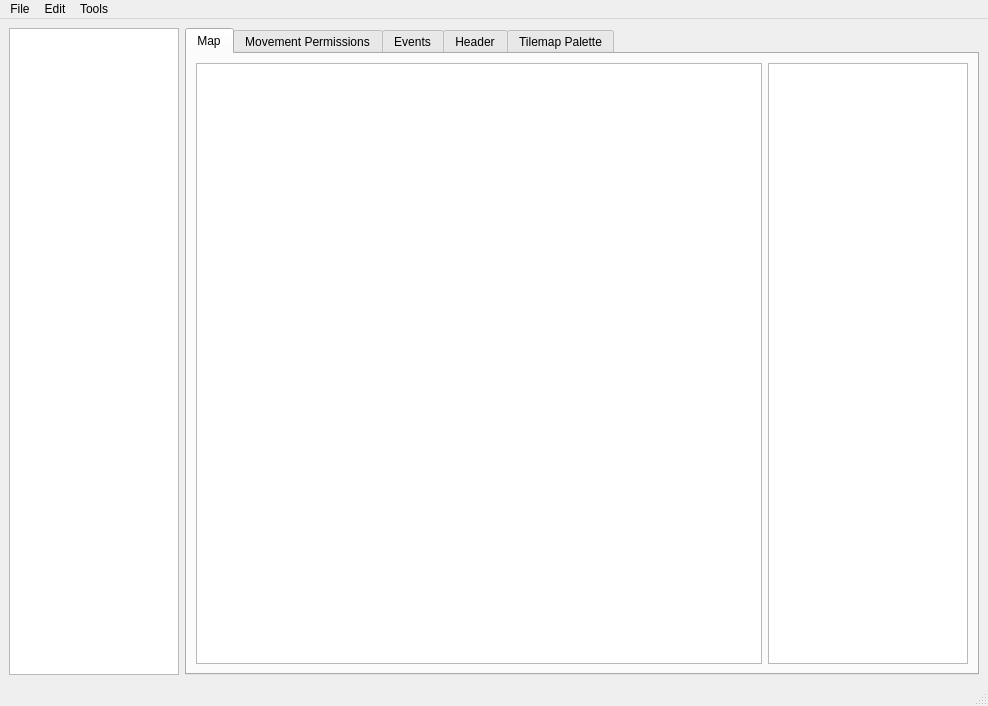
The window that mapped.ui (cosarara/blue-spider) describes before a commit, drawn with Qt 5.
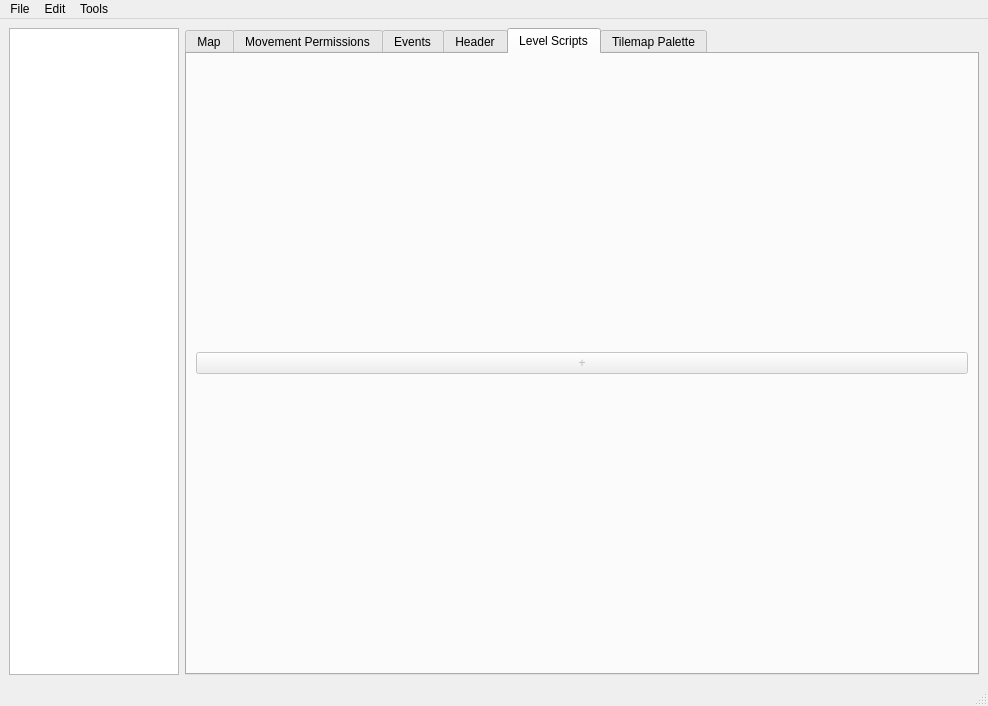
The same window after the commit. The open tabs and pages were chosen to show the change. Icons and pictures are not drawn.

Commit message: Basic level script editing

```diff
--- a/mapped.ui
+++ b/mapped.ui
@@ -2032,6 +2032,30 @@
         </item>
        </layout>
       </widget>
+      <widget class="QWidget" name="tab">
+       <attribute name="title">
+        <string>Level Scripts</string>
+       </attribute>
+       <layout class="QGridLayout" name="gridLayout_9">
+        <item row="0" column="0">
+         <layout class="QVBoxLayout" name="verticalLayout_3">
+          <item>
+           <layout class="QVBoxLayout" name="lscriptsLayout"/>
+          </item>
+          <item>
+           <widget class="QPushButton" name="addLevelScriptButton">
+            <property name="enabled">
+             <bool>false</bool>
+            </property>
+            <property name="text">
+             <string>+</string>
+            </property>
+           </widget>
+          </item>
+         </layout>
+        </item>
+       </layout>
+      </widget>
       <widget class="QWidget" name="PalTab">
        <property name="enabled">
         <bool>false</bool>
```
The commit also changes 4 other files.
